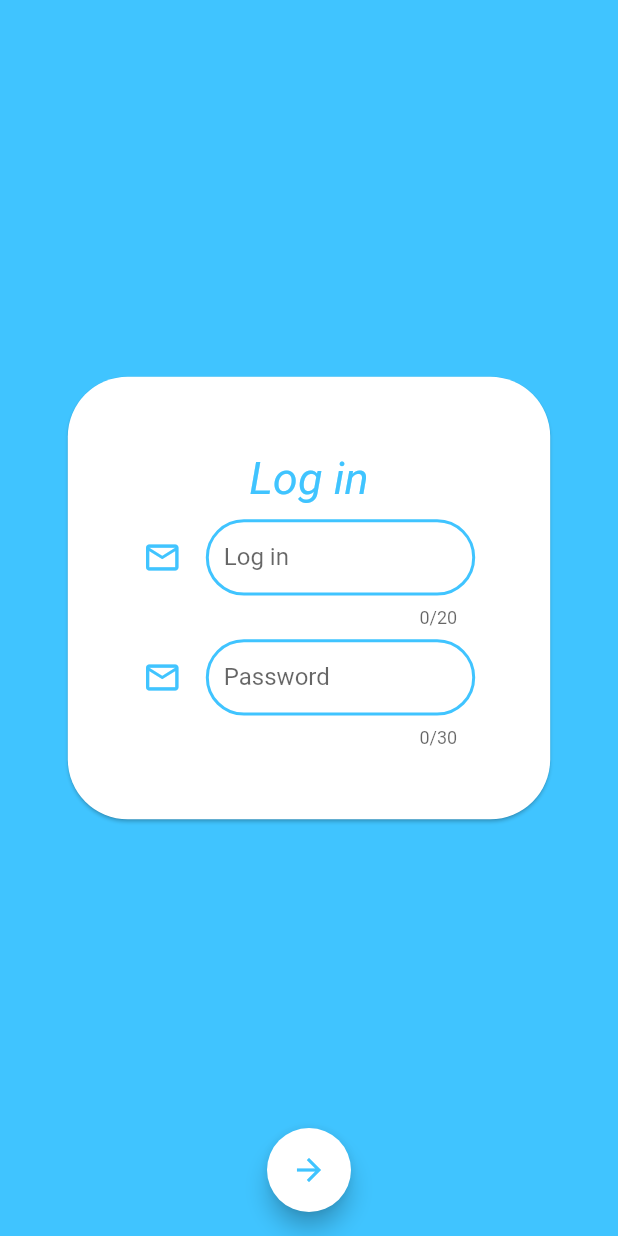
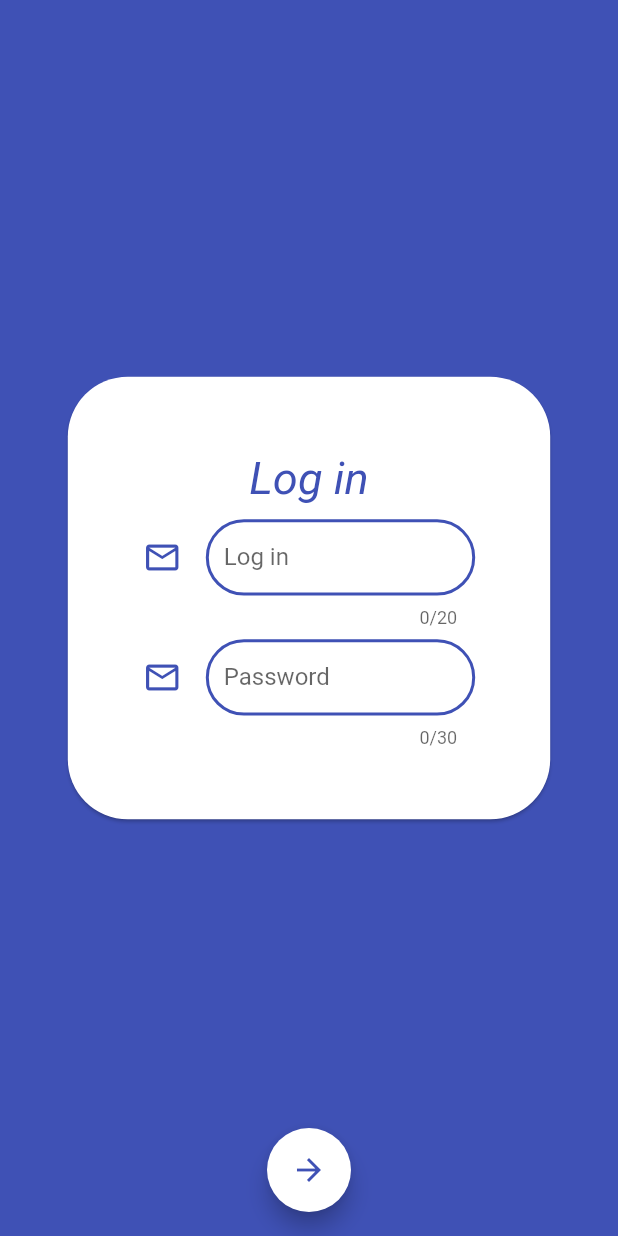
Before and after one commit to ArkadiiShatkovskyi/Flutter, a Flutter app: the screen it shows after launch, on a phone screen of 412 x 824 dp. Run offline on Flutter 3.47's test engine with Material 2 defaults, Android fonts, the phone set to English and light mode, and no system bars; our stand-ins replace ant_icons, cloud_firestore, firebase_auth, flare_flutter, gradient_app_bar, smooth_star_rating; accounts and stored records are empty.

Commit message:
Changing primary color

```diff
--- a/expenses_app/lib/screens/SignInScreen.dart
+++ b/expenses_app/lib/screens/SignInScreen.dart
@@ -6,6 +6,8 @@ class SignInScreen extends StatefulWidget {
 }
 
 class _SignInScreenState extends State<SignInScreen> {
+  static const Color _primaryColor = Colors.indigo;
+
   TextEditingController _loginTextController = new TextEditingController();
   TextEditingController _passwordTextController = new TextEditingController();
 
@@ -17,7 +19,7 @@ class _SignInScreenState extends State<SignInScreen> {
         backgroundColor: Colors.white,
         splashColor: Colors.amberAccent,
         onPressed: (){},
-        child: Icon(Icons.arrow_forward, color: Colors.lightBlueAccent,),
+        child: Icon(Icons.arrow_forward, color: _primaryColor,),
       ),
       body: createBody(context),
     );
@@ -26,7 +28,7 @@ class _SignInScreenState extends State<SignInScreen> {
   Widget createBody(context) {
     final media = MediaQuery.of(context);
     return Container(
-      color: Colors.lightBlueAccent,
+      color: _primaryColor,
       width: media.size.width,
       height: media.size.height,
       child: Stack(
@@ -46,7 +48,7 @@ class _SignInScreenState extends State<SignInScreen> {
                       child: Text(
                         "Log in",
                         style: TextStyle(
-                            fontStyle: FontStyle.italic, fontSize: 30, color: Colors.lightBlueAccent),
+                            fontStyle: FontStyle.italic, fontSize: 30, color: _primaryColor,),
                       ),
                     ),
                     const SizedBox(
@@ -62,12 +64,12 @@ class _SignInScreenState extends State<SignInScreen> {
                         decoration: InputDecoration(
                           enabledBorder: OutlineInputBorder(
                             borderRadius: BorderRadius.circular(30),
-                            borderSide: const BorderSide(color: Colors.lightBlueAccent, width: 2.0),
+                            borderSide: const BorderSide(color: _primaryColor, width: 2.0),
                           ),
                           icon: Icon(
                             Icons.mail_outline,
                             size: 26,
-                            color: Colors.lightBlueAccent,
+                            color: _primaryColor,
                           ),
                           labelText: 'Log in',
                           border: OutlineInputBorder(
@@ -88,11 +90,11 @@ class _SignInScreenState extends State<SignInScreen> {
                         decoration: InputDecoration(
                           enabledBorder: OutlineInputBorder(
                             borderRadius: BorderRadius.circular(30),
-                            borderSide: const BorderSide(color: Colors.lightBlueAccent, width: 2.0),
+                            borderSide: const BorderSide(color: _primaryColor, width: 2.0),
                           ),
                           icon: Icon(
                             Icons.mail_outline,
-                            color: Colors.lightBlueAccent,
+                            color: _primaryColor,
                             size: 26,
                           ),
                           labelText: 'Password',
```
